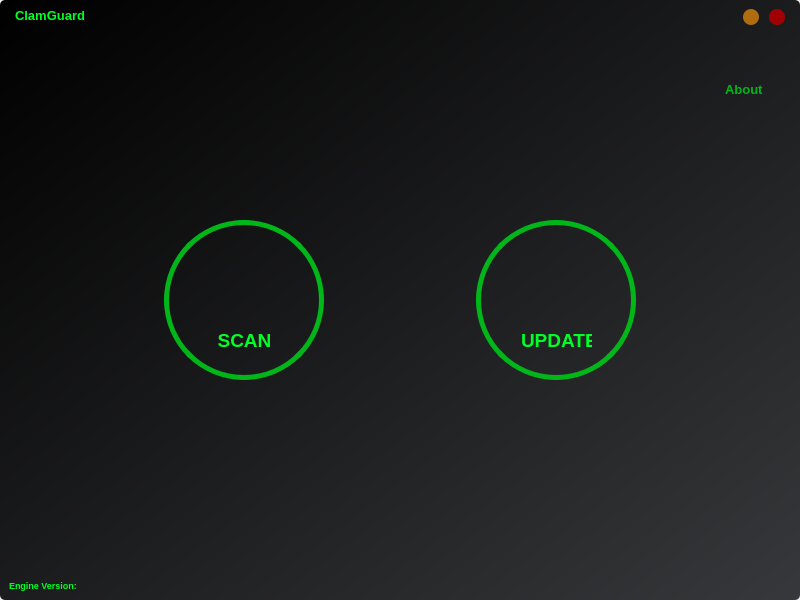
5trange/ClamGuard, file mainWindow.ui: the form before one commit.
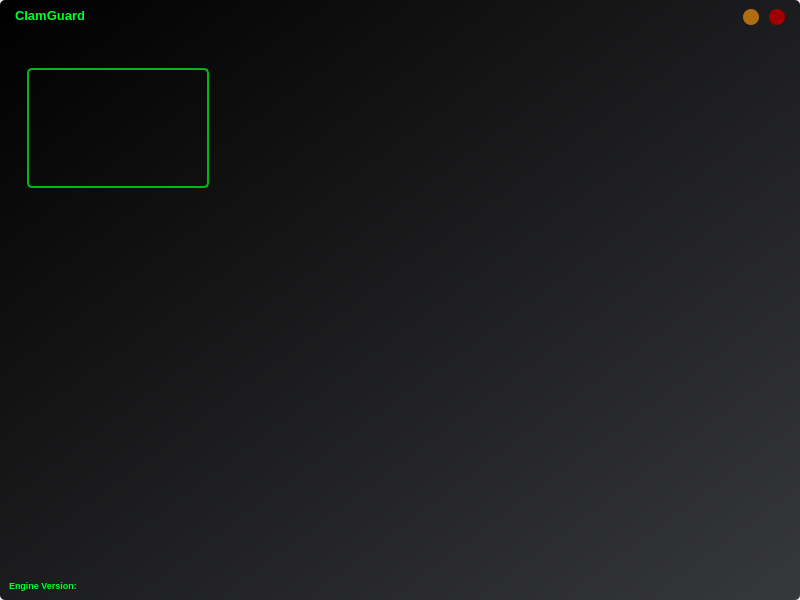
The form after the commit. The open tabs and pages were chosen to show the change. Icons and pictures are not drawn.

Commit message:
Added Quarantine + Version jump
Added quarantine page, and related navigation functions. Updated .gitignore.

```diff
--- a/mainWindow.ui
+++ b/mainWindow.ui
@@ -518,7 +518,7 @@
                 <widget class="QLabel" name="aboutLabel">
                  <property name="geometry">
                   <rect>
-                   <x>716</x>
+                   <x>710</x>
                    <y>40</y>
                    <width>41</width>
                    <height>20</height>
@@ -1234,6 +1234,77 @@
               </item>
              </layout>
             </widget>
+            <widget class="QWidget" name="pageQuarantine">
+             <layout class="QVBoxLayout" name="verticalLayout_8">
+              <item>
+               <widget class="QFrame" name="frameQuarantineNav">
+                <property name="minimumSize">
+                 <size>
+                  <width>764</width>
+                  <height>169</height>
+                 </size>
+                </property>
+                <property name="maximumSize">
+                 <size>
+                  <width>764</width>
+                  <height>169</height>
+                 </size>
+                </property>
+                <property name="frameShape">
+                 <enum>QFrame::StyledPanel</enum>
+                </property>
+                <property name="frameShadow">
+                 <enum>QFrame::Raised</enum>
+                </property>
+                <widget class="QPushButton" name="quarantineHomeButton">
+                 <property name="geometry">
+                  <rect>
+                   <x>9</x>
+                   <y>20</y>
+                   <width>182</width>
+                   <height>120</height>
+                  </rect>
+                 </property>
+                 <property name="styleSheet">
+                  <string notr="true">QPushButton
+{
+	border: 2px solid rgb(0, 182, 24);
+	color: rgb(0,255,38);
+}
+QPushButton:hover
+{
+	border: 5px solid rgb(0, 255, 38);
+}
+	</string>
+                 </property>
+                 <property name="text">
+                  <string/>
+                 </property>
+                 <property name="icon">
+                  <iconset>
+                   <normaloff>img/home_green.png</normaloff>img/home_green.png</iconset>
+                 </property>
+                 <property name="iconSize">
+                  <size>
+                   <width>50</width>
+                   <height>50</height>
+                  </size>
+                 </property>
+                </widget>
+               </widget>
+              </item>
+              <item>
+               <widget class="QFrame" name="frameQuarantineContent">
+                <property name="frameShape">
+                 <enum>QFrame::StyledPanel</enum>
+                </property>
+                <property name="frameShadow">
+                 <enum>QFrame::Raised</enum>
+                </property>
+               </widget>
+              </item>
+             </layout>
+            </widget>
            </widget>
           </item>
          </layout>
```
Left out of the diff: 36 changed lines with no effect on the pictures. The commit also changes 3 other files.
